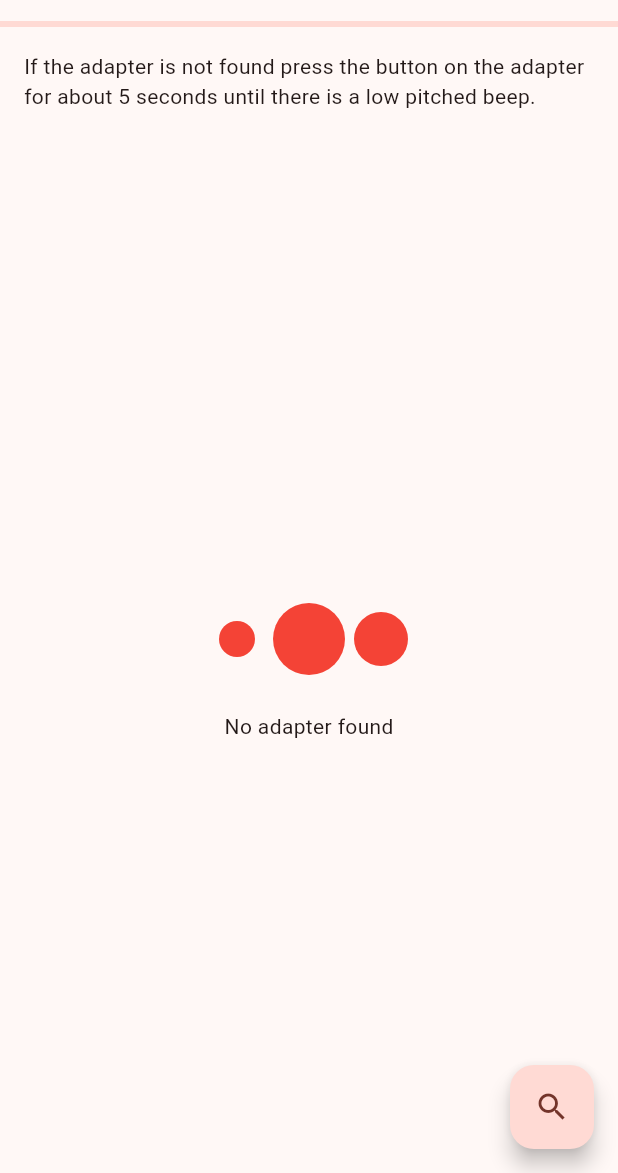
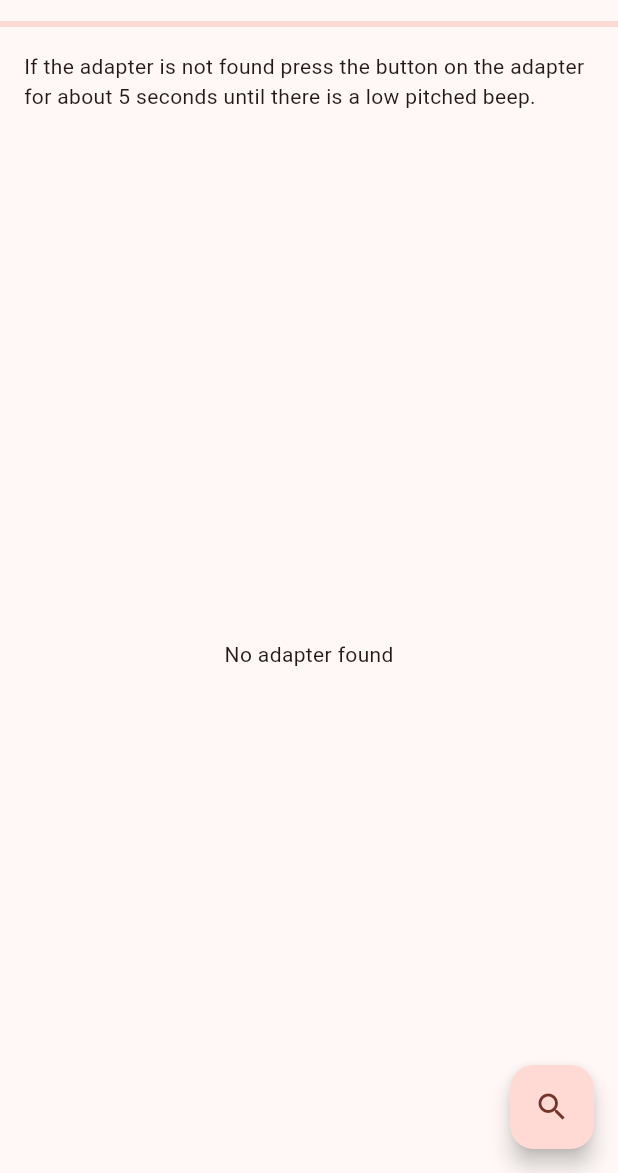
Before and after one commit to timotto/battalarm, a Flutter app: the DeviceScannerWidget screen opened directly, on a phone screen of 412 x 824 dp, the part 63-1236 px from its top. Run offline on Flutter 3.47's test engine with Material 3 defaults, Android fonts, the phone set to English and light mode, and no system bars; our stand-ins replace loading_animation_widget, permission_handler; missing offline and left inert: flutter_reactive_ble.

Commit message:
⏹️ no animation when there are no results

```diff
--- a/battery_alarm_app/lib/device_scanner.dart
+++ b/battery_alarm_app/lib/device_scanner.dart
@@ -46,18 +46,18 @@ class _DeviceScannerWidgetState extends State<DeviceScannerWidget> {
   Future<void> _stopScan() async => widget.bleScanner.stopScan();
 
   Widget _onEmpty(bool scanning) => Center(
-        child: Column(
+        child: scanning
+            ? Column(
                 mainAxisSize: MainAxisSize.min,
                 children: [
                   LoadingAnimationWidget.stretchedDots(
                     color: Colors.red,
                     size: 96,
                   ),
-            Text(scanning
-                ? Texts.deviceScannerSearching()
-                : Texts.deviceScannerNoResults()),
+                  Text(Texts.deviceScannerSearching()),
                 ],
-        ),
+              )
+            : Text(Texts.deviceScannerNoResults()),
       );
 
   void _onError() {
```
Lines whose indentation alone changed are shown as unchanged.
